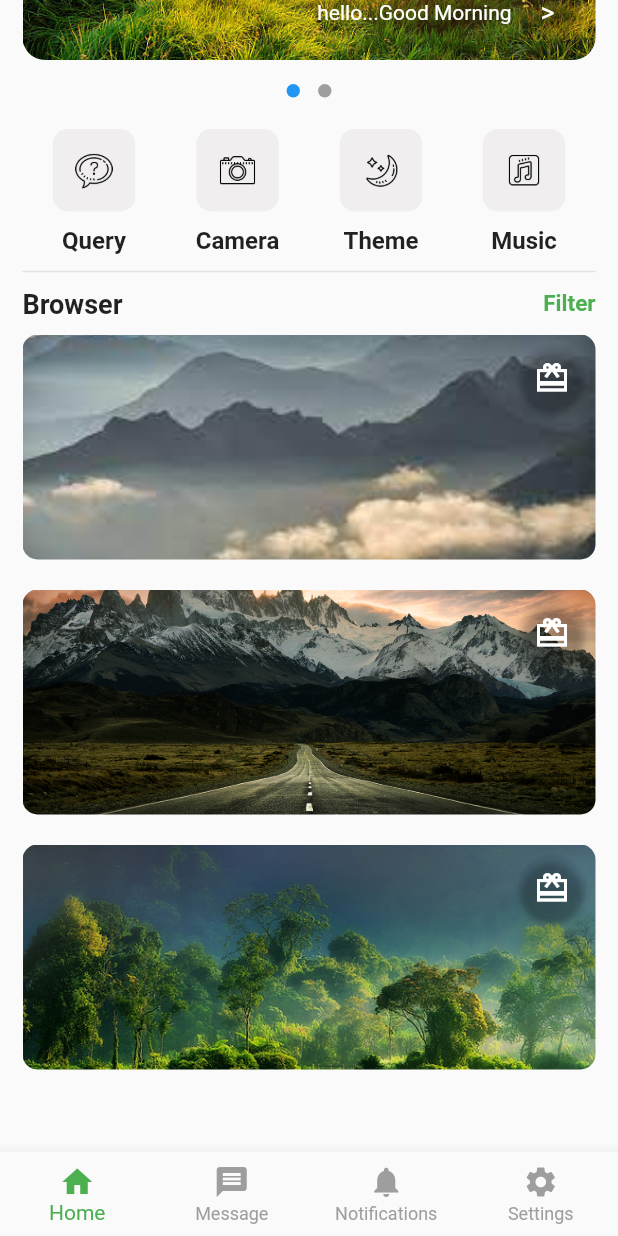
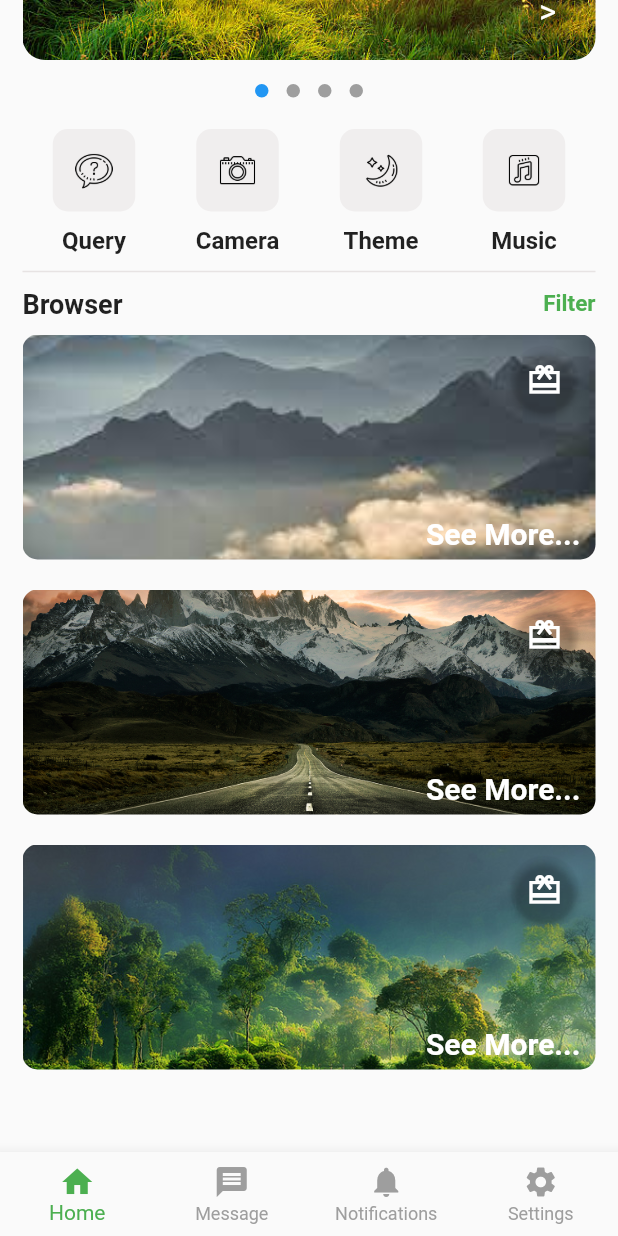
Before and after one commit to mansilogic/MiniProject, a Flutter app: the screen it shows after launch, scrolled down 252 dp, on a phone screen of 412 x 824 dp. Run offline on Flutter 3.47's test engine with Material 2 defaults, Android fonts, the phone set to English and light mode, and no system bars; drawn by our look-alikes of carousel_slider, dots_indicator; network calls fail; Roboto replaces fonts that are missing (ABeeZee).

Commit message:
ui changes

```diff
--- a/lib/ui/browser.dart
+++ b/lib/ui/browser.dart
@@ -1,5 +1,3 @@
-// ignore_for_file: prefer_const_constructors
-
 import 'package:flutter/material.dart';
 
 class BrowserList extends StatefulWidget {
@@ -62,7 +60,6 @@ class _BrowserListState extends State<BrowserList> {
       ],
     );
   }
-
   manageList() {
     for (int i = 0; i < browserImages.length; i++) {
       newsList
@@ -84,23 +81,32 @@ class _BrowserListState extends State<BrowserList> {
           ),
           margin: const EdgeInsets.symmetric(vertical: 10),
         ),
-        Padding(
-          padding: const EdgeInsets.symmetric(vertical: 15, horizontal: 5),
-          child: Align(
-            alignment: Alignment.topRight,
-            child: Row(
-              mainAxisSize: MainAxisSize.min,
-              children: [
-                ElevatedButton(
+        Positioned(
+          top: 16,
+          right: 10,
+          child: ElevatedButton(
             style: ElevatedButton.styleFrom(
               backgroundColor: Colors.black.withOpacity(0),
               shape: const CircleBorder(),
               padding: EdgeInsets.all(10),
-                      minimumSize: const Size.fromRadius(2)),
+              minimumSize: const Size.fromRadius(2),
+            ),
             onPressed: () {},
             child: const Icon(Icons.redeem_sharp),
           ),
-              ],
+        ),
+        Positioned(
+          bottom: 16,
+          right: 10,
+          child: GestureDetector(
+            onTap: () {},
+            child: const Text(
+              'See More...',
+              style: TextStyle(
+                  fontFamily: 'ABeeZee',
+                  fontSize: 20,
+                  color: Colors.white,
+                  fontWeight: FontWeight.bold),
             ),
           ),
         ),
--- a/lib/ui/carsousel-slider.dart
+++ b/lib/ui/carsousel-slider.dart
@@ -13,6 +13,8 @@ class _CarsouselSliderState extends State<CarsouselSlider> {
   final List<String> imagePaths = [
     'lib/images/landscape.jpg',
     'lib/images/big-one.jpg',
+    'lib/images/landscape-photography-13.jpg',
+    'lib/images/browser.jpg'
   ];
 
   int currentIndex = 0;
@@ -42,8 +44,11 @@ class _CarsouselSliderState extends State<CarsouselSlider> {
                   children: [
                     const Expanded(
                       child: Text(
-                        'hello...Good Morning',
-                        style: TextStyle(color: Colors.white),
+                        '',
+                        style: TextStyle(
+                            color: Colors.white,
+                            fontSize: 20,
+                            fontWeight: FontWeight.bold),
                         textAlign: TextAlign.right,
                       ),
                     ),
@@ -51,16 +56,14 @@ class _CarsouselSliderState extends State<CarsouselSlider> {
                       style: ElevatedButton.styleFrom(
                           textStyle: const TextStyle(fontSize: 18),
                           backgroundColor: Colors.black.withOpacity(0.05),
-                          shape: RoundedRectangleBorder(
-                            borderRadius: BorderRadius.circular(30.0),
-                          ),
+                          shape: CircleBorder(),
                           minimumSize: const Size.fromRadius(2)),
                       onPressed: () {
                         print('Button clicked index number : $currentIndex');
                       },
                       child: const Text(
                         '>',
-                        style: TextStyle(color: Colors.white),
+                        style: TextStyle(color: Colors.white, fontSize: 22),
                       ),
                     ),
                   ],
--- a/lib/ui/homescreen.dart
+++ b/lib/ui/homescreen.dart
@@ -34,6 +34,7 @@ class _HomeScreenState extends State<HomeScreen> {
         type: BottomNavigationBarType.fixed,
         unselectedItemColor: Colors.grey,
         selectedItemColor: Colors.green,
+
         onTap: (int index) {
           setState(() {
             _currentIndex = index;
```
Lines whose indentation alone changed are shown as unchanged.
